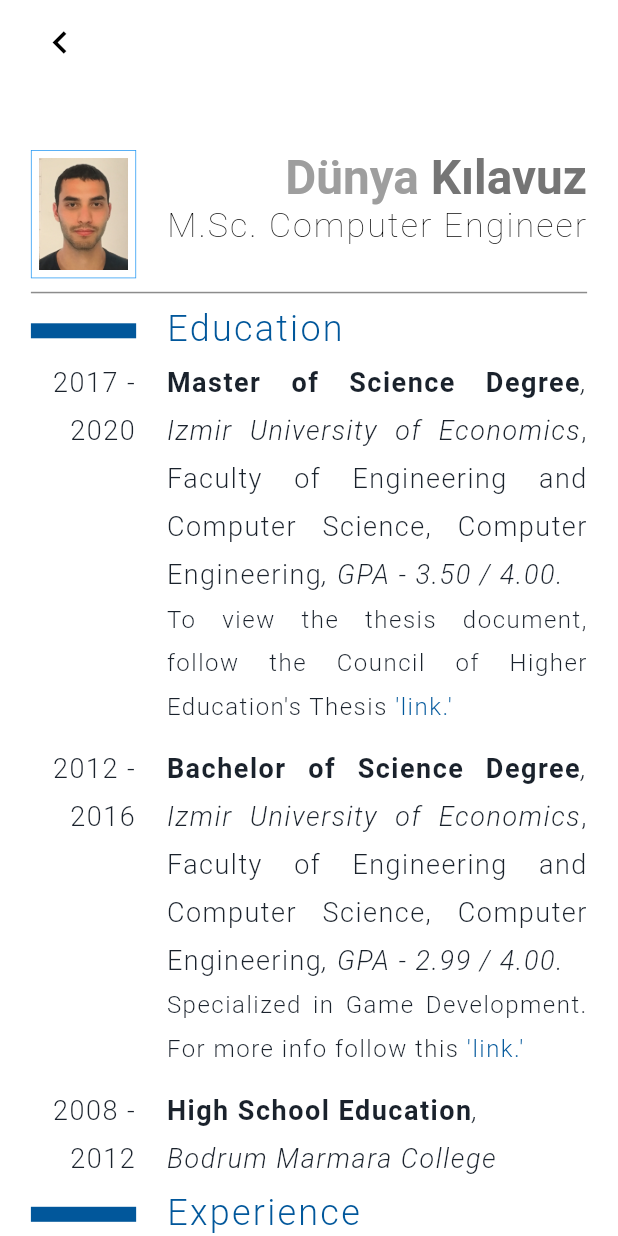
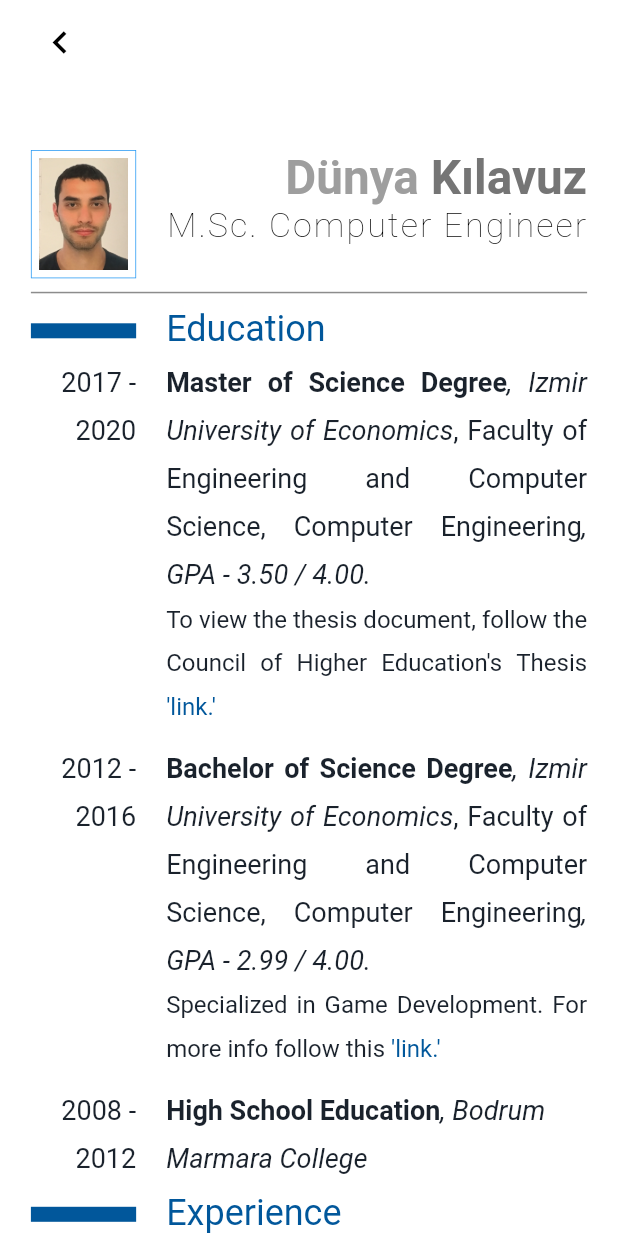
Before and after one commit to dunyakilavuz/dunyakilavuz.github.io, a Flutter app: the screen it shows after launch, after a tap on "Curriculum", on a phone screen of 412 x 824 dp. Run offline on Flutter 3.47's test engine with Material 2 defaults, Android fonts, the phone set to English and light mode, and no system bars; our stand-ins replace flutter_svg; missing offline and left inert: dart:html; Roboto replaces fonts that are missing (SF Pro).

```diff
--- a/lib/curriculum_content.dart
+++ b/lib/curriculum_content.dart
@@ -10,64 +10,55 @@ class CurriculumContent extends StatelessWidget
     static Color mainColor = Colors.lightBlue.shade900;
     static String bullet = "\u2022 ";
 
-    static TextStyle? sectionTextStyle (BuildContext context)
+    static TextStyle sectionTextStyle (BuildContext context)
     {
-        return Theme.of(context).textTheme.headline1?.copyWith
+        return TextStyle
         (
+            fontFamily: "SF Pro",
             fontSize: 24,
-            fontWeight: FontWeight.w300,
-            letterSpacing: 1.5,
+            fontWeight: FontWeight.w400,
             color: mainColor,
         );
     }
 
-    static TextStyle? subsectionTextStyle (BuildContext context)
+    static TextStyle entryTextStyle (BuildContext context)
     {
-        return Theme.of(context).textTheme.headline2?.copyWith
+        return const TextStyle
         (
-            fontSize: 22,
-            fontWeight: FontWeight.w300,
-            letterSpacing: 1.5,
-            color: const Color.fromARGB(255, 26, 34, 44),
+            fontFamily: "SF Pro",
+            fontSize: 18,
+            height: 1.8,
+            color: Color.fromARGB(255, 26, 34, 44),
         );
     }
 
-    static TextStyle? entryTextStyle (BuildContext context)
+    static TextStyle nameText(BuildContext context)
     {
-        return Theme.of(context).textTheme.bodyText1?.copyWith
+        return TextStyle
         (
-            fontSize: 18,
-            fontWeight: FontWeight.w300,
-            letterSpacing: 1,
-            height: 1.8,
-            color: const Color.fromARGB(255, 26, 34, 44),
-        );
-    }
-
-    static TextStyle? nameText(BuildContext context)
-    {
-        return Theme.of(context).textTheme.headline2?.copyWith
-        (
+            fontFamily: "SF Pro",
             fontSize: 35,
             fontWeight: FontWeight.bold,
             color: Colors.grey.shade500,
         );
     }
 
-    static TextStyle? surnameText(BuildContext context)
+    static TextStyle surnameText(BuildContext context)
     {
-        return Theme.of(context).textTheme.headline2?.copyWith
+        return TextStyle
         (
+            fontFamily: "SF Pro",
             fontSize: 35,
             fontWeight: FontWeight.bold,
             color: Colors.grey.shade600,
         );
     }
 
-    static TextStyle? professionText(BuildContext context)
+    static TextStyle professionText(BuildContext context)
     {
-        return Theme.of(context).textTheme.headline4?.copyWith
+        return const TextStyle
         (
+            fontFamily: "SF Pro",
             fontSize: 25,
             fontWeight: FontWeight.w200,
             letterSpacing: 1.5,
@@ -102,7 +93,13 @@ class CurriculumContent extends StatelessWidget
 
     static Text entryText(String text, BuildContext context, {TextAlign textAlign = TextAlign.left, TextOverflow overflow = TextOverflow.visible})
     {
-        return Text(text , style: entryTextStyle(context), textAlign: textAlign, overflow: overflow);
+        return Text
+        (
+            text ,
+            textAlign: textAlign,
+            overflow: overflow,
+            style: entryTextStyle(context)
+        );
     }
 
     static TableRow seperator(double height)
@@ -225,13 +222,13 @@ class CurriculumContent extends StatelessWidget
                                 (
                                     children: <TextSpan>
                                     [
-                                        TextSpan(text: "Master of Science Degree", style: entryTextStyle(context)?.copyWith(fontWeight: FontWeight.bold),),
-                                        TextSpan(text: ", Izmir University of Economics", style: entryTextStyle(context)?.copyWith(fontStyle: FontStyle.italic),),
+                                        TextSpan(text: "Master of Science Degree", style: entryTextStyle(context).copyWith(fontWeight: FontWeight.bold),),
+                                        TextSpan(text: ", Izmir University of Economics", style: entryTextStyle(context).copyWith(fontStyle: FontStyle.italic),),
                                         TextSpan(text: ", Faculty of Engineering and Computer Science", style: entryTextStyle(context)),
                                         TextSpan(text: ", Computer Engineering", style: entryTextStyle(context)),
-                                        TextSpan(text: ", GPA - 3.50 / 4.00.", style: entryTextStyle(context)?.copyWith(fontStyle: FontStyle.italic),),
-                                        TextSpan(text: "\nTo view the thesis document, follow the Council of Higher Education's Thesis ", style: entryTextStyle(context)?.copyWith(fontSize: 16),),
-                                        TextSpan(text: "'link.'", style: entryTextStyle(context)?.copyWith(fontSize: 16, color: mainColor),recognizer: TapGestureRecognizer()..onTap = () { html.window.open(thesisURL, 'new tab');}),
+                                        TextSpan(text: ", GPA - 3.50 / 4.00.", style: entryTextStyle(context).copyWith(fontStyle: FontStyle.italic),),
+                                        TextSpan(text: "\nTo view the thesis document, follow the Council of Higher Education's Thesis ", style: entryTextStyle(context).copyWith(fontSize: 16),),
+                                        TextSpan(text: "'link.'", style: entryTextStyle(context).copyWith(fontSize: 16, color: mainColor),recognizer: TapGestureRecognizer()..onTap = () { html.window.open(thesisURL, 'new tab');}),
                                     ],
                                 ),
                                 textAlign: TextAlign.justify,
@@ -251,13 +248,13 @@ class CurriculumContent extends StatelessWidget
                                 (
                                     children: <TextSpan>
                                     [
-                                        TextSpan(text: "Bachelor of Science Degree", style: entryTextStyle(context)?.copyWith(fontWeight: FontWeight.bold),),
-                                        TextSpan(text: ", Izmir University of Economics", style: entryTextStyle(context)?.copyWith(fontStyle: FontStyle.italic),),
+                                        TextSpan(text: "Bachelor of Science Degree", style: entryTextStyle(context).copyWith(fontWeight: FontWeight.bold),),
+                                        TextSpan(text: ", Izmir University of Economics", style: entryTextStyle(context).copyWith(fontStyle: FontStyle.italic),),
                                         TextSpan(text: ", Faculty of Engineering and Computer Science", style: entryTextStyle(context)),
                                         TextSpan(text: ", Computer Engineering", style: entryTextStyle(context)),
-                                        TextSpan(text: ", GPA - 2.99 / 4.00.", style: entryTextStyle(context)?.copyWith(fontStyle: FontStyle.italic),),
-                                        TextSpan(text: "\nSpecialized in Game Development. For more info follow this ", style: entryTextStyle(context)?.copyWith(fontSize: 16),),
-                                        TextSpan(text: "'link.'", style: entryTextStyle(context)?.copyWith(fontSize: 16, color: mainColor),recognizer: TapGestureRecognizer()..onTap = () { html.window.open(gamedevURL, 'new tab');}),
+                                        TextSpan(text: ", GPA - 2.99 / 4.00.", style: entryTextStyle(context).copyWith(fontStyle: FontStyle.italic),),
+                                        TextSpan(text: "\nSpecialized in Game Development. For more info follow this ", style: entryTextStyle(context).copyWith(fontSize: 16),),
+                                        TextSpan(text: "'link.'", style: entryTextStyle(context).copyWith(fontSize: 16, color: mainColor),recognizer: TapGestureRecognizer()..onTap = () { html.window.open(gamedevURL, 'new tab');}),
                                     ],
                                 ),
                                 textAlign: TextAlign.justify,
@@ -277,8 +274,8 @@ class CurriculumContent extends StatelessWidget
                                 (
                                     children: <TextSpan>
                                     [
-                                        TextSpan(text: "High School Education", style: entryTextStyle(context)?.copyWith(fontWeight: FontWeight.bold),),
-                                        TextSpan(text: ", Bodrum Marmara College", style: entryTextStyle(context)?.copyWith(fontStyle: FontStyle.italic),),
+                                        TextSpan(text: "High School Education", style: entryTextStyle(context).copyWith(fontWeight: FontWeight.bold),),
+                                        TextSpan(text: ", Bodrum Marmara College", style: entryTextStyle(context).copyWith(fontStyle: FontStyle.italic),),
                                     ],
                                 ),
                             ),
@@ -298,8 +295,8 @@ class CurriculumContent extends StatelessWidget
                                 (
                                     children: <TextSpan>
                                     [
-                                        TextSpan(text: "QReal 3D - The Glimpse Group", style: entryTextStyle(context)?.copyWith(fontWeight: FontWeight.bold),),
-                                        TextSpan(text: ", XR Developer", style: entryTextStyle(context)?.copyWith(fontStyle: FontStyle.italic),),
+                                        TextSpan(text: "QReal 3D - The Glimpse Group", style: entryTextStyle(context).copyWith(fontWeight: FontWeight.bold),),
+                                        TextSpan(text: ", XR Developer", style: entryTextStyle(context).copyWith(fontStyle: FontStyle.italic),),
                                     ],
                                 ),
                             ),
@@ -333,8 +330,8 @@ class CurriculumContent extends StatelessWidget
                                 (
                                     children: <TextSpan>
                                     [
-                                        TextSpan(text: "Izmir University of Economics", style: entryTextStyle(context)?.copyWith(fontWeight: FontWeight.bold),),
-                                        TextSpan(text: ", Laboratory Specialist.", style: entryTextStyle(context)?.copyWith(fontStyle: FontStyle.italic),),
+                                        TextSpan(text: "Izmir University of Economics", style: entryTextStyle(context).copyWith(fontWeight: FontWeight.bold),),
+                                        TextSpan(text: ", Laboratory Specialist.", style: entryTextStyle(context).copyWith(fontStyle: FontStyle.italic),),
                                     ],
                                 ),
                             ),
@@ -369,8 +366,8 @@ class CurriculumContent extends StatelessWidget
                                 (
                                     children: <TextSpan>
                                     [
-                                        TextSpan(text: "Izmir University of Economics", style: entryTextStyle(context)?.copyWith(fontWeight: FontWeight.bold),),
-                                        TextSpan(text: ", Voluntary Laboratory Assistant.", style: entryTextStyle(context)?.copyWith(fontStyle: FontStyle.italic),),
+                                        TextSpan(text: "Izmir University of Economics", style: entryTextStyle(context).copyWith(fontWeight: FontWeight.bold),),
+                                        TextSpan(text: ", Voluntary Laboratory Assistant.", style: entryTextStyle(context).copyWith(fontStyle: FontStyle.italic),),
                                     ],
                                 ),
                             ),
@@ -398,8 +395,8 @@ class CurriculumContent extends StatelessWidget
                                 (
                                     children: <TextSpan>
                                     [
-                                        TextSpan(text: "Mobexis Software Corporation", style: entryTextStyle(context)?.copyWith(fontWeight: FontWeight.bold),),
-                                        TextSpan(text: ", Software Developer Intern.", style: entryTextStyle(context)?.copyWith(fontStyle: FontStyle.italic),),
+                                        TextSpan(text: "Mobexis Software Corporation", style: entryTextStyle(context).copyWith(fontWeight: FontWeight.bold),),
+                                        TextSpan(text: ", Software Developer Intern.", style: entryTextStyle(context).copyWith(fontStyle: FontStyle.italic),),
                                     ],
                                 ),
                             ),
@@ -427,8 +424,8 @@ class CurriculumContent extends StatelessWidget
                                 (
                                     children: <TextSpan>
                                     [
-                                        TextSpan(text: "Bilsa Software Corporation", style: entryTextStyle(context)?.copyWith(fontWeight: FontWeight.bold),),
-                                        TextSpan(text: ", Software Developer Intern.", style: entryTextStyle(context)?.copyWith(fontStyle: FontStyle.italic),),
+                                        TextSpan(text: "Bilsa Software Corporation", style: entryTextStyle(context).copyWith(fontWeight: FontWeight.bold),),
+                                        TextSpan(text: ", Software Developer Intern.", style: entryTextStyle(context).copyWith(fontStyle: FontStyle.italic),),
                                     ],
                                 ),
                             ),
--- a/lib/home_page.dart
+++ b/lib/home_page.dart
@@ -12,19 +12,37 @@ class Home extends StatefulWidget
 
 class HomeState extends State<Home>
 {
-    static TextStyle? nameText(BuildContext context)
+    static TextStyle nameText(BuildContext context)
     {
-        return Theme.of(context).textTheme.headline2?.copyWith
+        return const TextStyle
         (
+            fontFamily: "SF Pro",
+            color: Colors.white,
             fontSize: 90,
             fontWeight: FontWeight.w100,
+            letterSpacing: 40,
         );
     }
 
-    static TextStyle? professionText(BuildContext context)
+    static TextStyle surnameText(BuildContext context)
     {
-        return Theme.of(context).textTheme.headline4?.copyWith
+        return const TextStyle
         (
+            fontFamily: "SF Pro",
+            color: Colors.white,
+            fontSize: 90,
+            fontWeight: FontWeight.w100,
+            letterSpacing: 22,
+        );
+    }
+
+
+    static TextStyle professionText(BuildContext context)
+    {
+        return const TextStyle
+        (
+            fontFamily: "SF Pro",
+            color: Colors.white,
             fontSize: 29,
             fontWeight: FontWeight.bold,
             letterSpacing: 1.5,
@@ -59,8 +77,8 @@ class HomeState extends State<Home>
                                     (
                                         children:
                                         [
-                                            Text('Dünya', style: nameText(context)?.copyWith(letterSpacing: 40),),
-                                            Text('Kılavuz', style: nameText(context)?.copyWith(letterSpacing: 22),),
+                                            Text('Dünya', style: nameText(context)),
+                                            Text('Kılavuz', style: surnameText(context)),
                                             Text('M.Sc. Computer Engineer', style: professionText(context)),
                                         ],
                                     ),
--- a/lib/main.dart
+++ b/lib/main.dart
@@ -33,26 +33,6 @@ class App extends StatelessWidget
         return ThemeData
         (
             primarySwatch: primaryColor,
-            textTheme: const TextTheme
-            (
-                bodyText2: TextStyle
-                (
-                    fontFamily: "SF Pro",
-                    color: Colors.white,
-
-                ),
-                headline2: TextStyle
-                (
-                    fontFamily: "SF Pro",
-                    color: Colors.white,
-
-                ),
-                headline4: TextStyle
-                (
-                    fontFamily: "SF Pro",
-                    color: Colors.white,
-                )
-            )
         );
     }
 
--- a/lib/nav_buttons.dart
+++ b/lib/nav_buttons.dart
@@ -22,19 +22,23 @@ class NavButtonsState extends State<NavButtons> with SingleTickerProviderStateMi
     static String mailURL = "mailto:dunyakilavuz@gmail.com";
     static String mailAddress = "dunyakilavuz@gmail.com";
 
-    static TextStyle? buttonText(BuildContext context)
+    static TextStyle buttonText(BuildContext context)
     {
-        return Theme.of(context).textTheme.headline2?.copyWith
+        return const TextStyle
         (
+            fontFamily: "SF Pro",
+            color: Colors.white,
             fontSize: 20,
             fontWeight: FontWeight.normal,
         );
     }
 
-    static TextStyle? notificationText(BuildContext context)
+    static TextStyle notificationText(BuildContext context)
     {
-        return Theme.of(context).textTheme.headline2?.copyWith
+        return const TextStyle
         (
+            fontFamily: "SF Pro",
+            color: Colors.white,
             fontSize: 15,
             fontWeight: FontWeight.normal,
         );
--- a/lib/projects_page.dart
+++ b/lib/projects_page.dart
@@ -16,7 +16,6 @@ class ProjectsState extends State<Projects>
     {
         return Scaffold
         (
-            backgroundColor: Colors.amber,
             body: const SingleChildScrollView
             (
                 child: Center
```
Also changed, not shown: lib/digital_daragac_modal.dart (added, +35 -0 lines), lib/projects_content.dart (+60 -8 lines), lib/utils.dart (added, +54 -0 lines).
